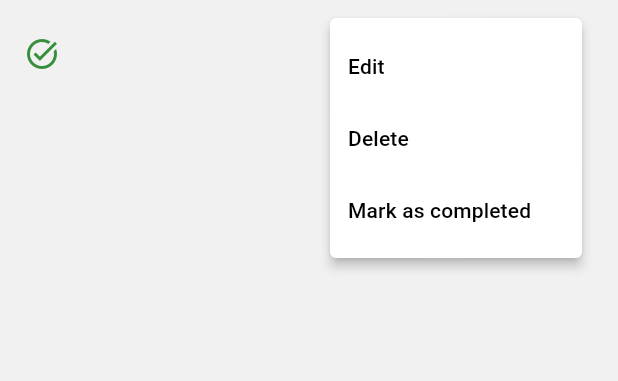
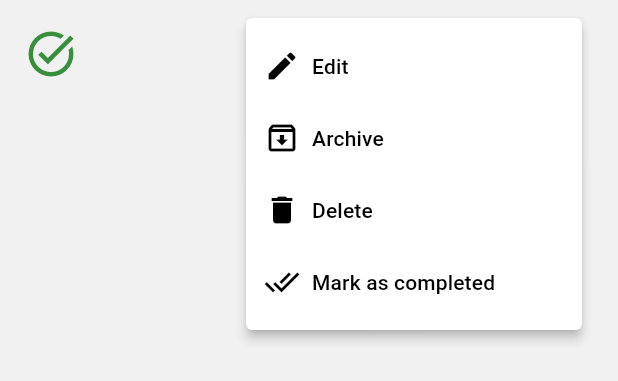
Before and after one commit to danielmontes9/flutter-todo-list-app, a Flutter app: the TaskTile widget shown alone on an empty page, opened directly with empty values, after a tap on the "more vert" icon, on a phone screen of 412 x 824 dp. Shown: the top 381 px of the screen. Run offline on Flutter 3.47's test engine with Material 3 defaults, Android fonts, the phone set to English and light mode, and no system bars; our stand-ins replace equatable, flutter_bloc, sqflite, sqflite_common_ffi_web; accounts and stored records are empty.

Commit message:
style: :lipstick: new list tile design

```diff
--- a/lib/features/todo/widgets/task_list.dart
+++ b/lib/features/todo/widgets/task_list.dart
@@ -1,4 +1,5 @@
-import 'package:flutter/widgets.dart';
+import 'package:flutter/material.dart';
+import 'package:flutter_todo_list_app/core/theme/app_colors.dart';
 import 'package:flutter_todo_list_app/features/todo/data/classes/todo.dart';
 import 'package:flutter_todo_list_app/features/todo/widgets/task_tile.dart';
 
@@ -18,28 +19,20 @@ class _TaskListState extends State<TaskList> {
     return ListView.builder(
       itemCount: widget.todos.length,
       itemBuilder: (BuildContext context, int index) {
-        return TaskTile(
-          title: widget.todos[index].title,
-          subtitle: widget.todos[index].description,
-          dueDate: widget.todos[index].dueDate,
-          status: widget.todos[index].status,
+        return Column(
+          children: [
+            TaskTile(
+              title: widget.todos[index].title,
+              subtitle: widget.todos[index].description,
+              dueDate: widget.todos[index].dueDate,
+              status: widget.todos[index].status,
+            ),
+            widget.todos.length != (index + 1)
+                ? Divider(indent: 24, endIndent: 24, color: AppColors.disabled)
+                : SizedBox(),
+          ],
         );
       },
     );
-    // ListView.builder(
-    //   itemCount: todos.length,
-    //   itemBuilder: (BuildContext context, int index) {
-    //     return TaskTile(
-    //       title: 'Task $index',
-    //       subtitle: 'Description of task $index',
-    //       status:
-    //           index % 3 == 0
-    //               ? TodoStatus.pending
-    //               : index % 3 == 1
-    //               ? TodoStatus.completed
-    //               : TodoStatus.archived,
-    //     );
-    //   },
-    // );
   }
 }
--- a/lib/features/todo/widgets/task_tile.dart
+++ b/lib/features/todo/widgets/task_tile.dart
@@ -1,6 +1,5 @@
 import 'package:flutter/material.dart';
 import 'package:flutter_todo_list_app/core/theme/app_colors.dart';
-import 'package:flutter_todo_list_app/features/todo/data/enums/todo_status.dart';
 
 class TaskTile extends StatefulWidget {
   final String title;
@@ -27,19 +26,49 @@ class _TaskTileState extends State<TaskTile> {
       title: Text(widget.title),
       subtitle: Text(widget.subtitle),
       leading:
-          (
-          // widget.leading
-          widget.status == TodoStatus.pending
-              ? const Icon(Icons.pending_actions, color: AppColors.warning)
-              : widget.status == TodoStatus.archived
-              ? const Icon(Icons.pending_outlined, color: AppColors.info)
-              : const Icon(Icons.task_alt, color: AppColors.success)),
+          (widget.status == 'pending'
+              ? const Icon(
+                Icons.pending_actions,
+                size: 36,
+                color: AppColors.warning,
+              )
+              : widget.status == 'archived'
+              ? const Icon(
+                Icons.pending_outlined,
+                size: 36,
+                color: AppColors.info,
+              )
+              : const Icon(Icons.task_alt, size: 36, color: AppColors.success)),
       trailing: PopupMenuButton(
         itemBuilder: (BuildContext context) {
           return <PopupMenuEntry>[
-            const PopupMenuItem(child: Text('Edit')),
-            const PopupMenuItem(child: Text('Delete')),
-            const PopupMenuItem(child: Text('Mark as completed')),
+            const PopupMenuItem(
+              child: Row(
+                spacing: 8,
+                children: [Icon(Icons.edit), Text('Edit')],
+              ),
+            ),
+            const PopupMenuItem(
+              child: Row(
+                spacing: 8,
+                children: [Icon(Icons.archive_outlined), Text('Archive')],
+              ),
+            ),
+            const PopupMenuItem(
+              child: Row(
+                spacing: 8,
+                children: [Icon(Icons.delete), Text('Delete')],
+              ),
+            ),
+            const PopupMenuItem(
+              child: Row(
+                spacing: 8,
+                children: [
+                  Icon(Icons.done_all_outlined),
+                  Text('Mark as completed'),
+                ],
+              ),
+            ),
           ];
         },
       ),
```
